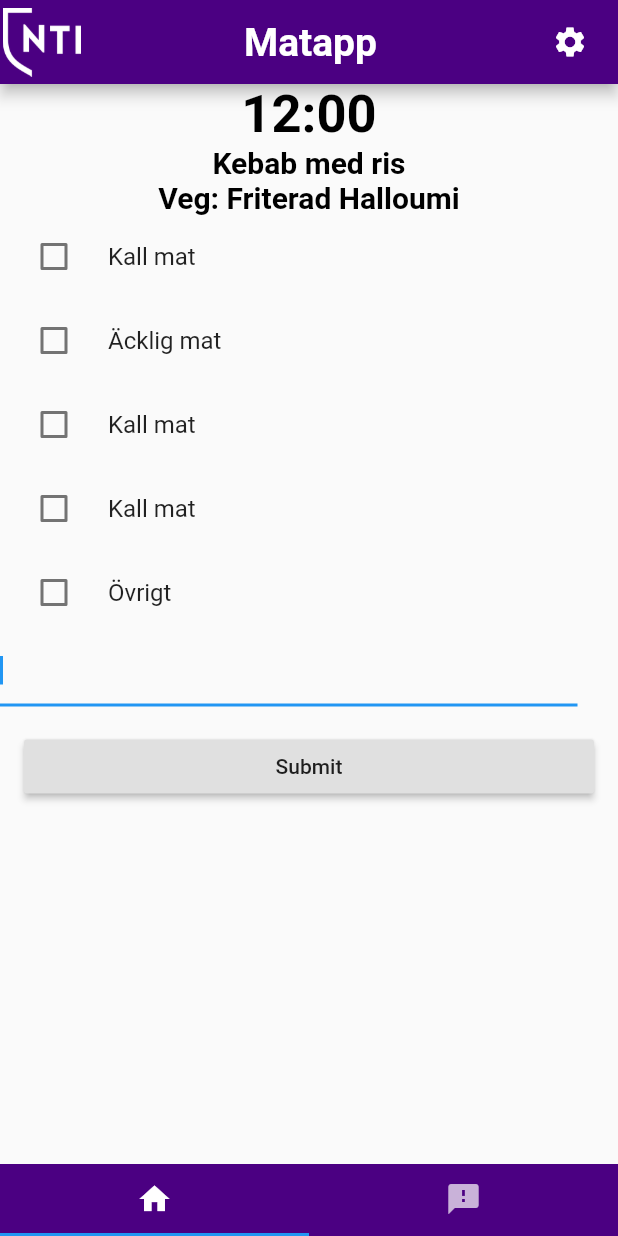
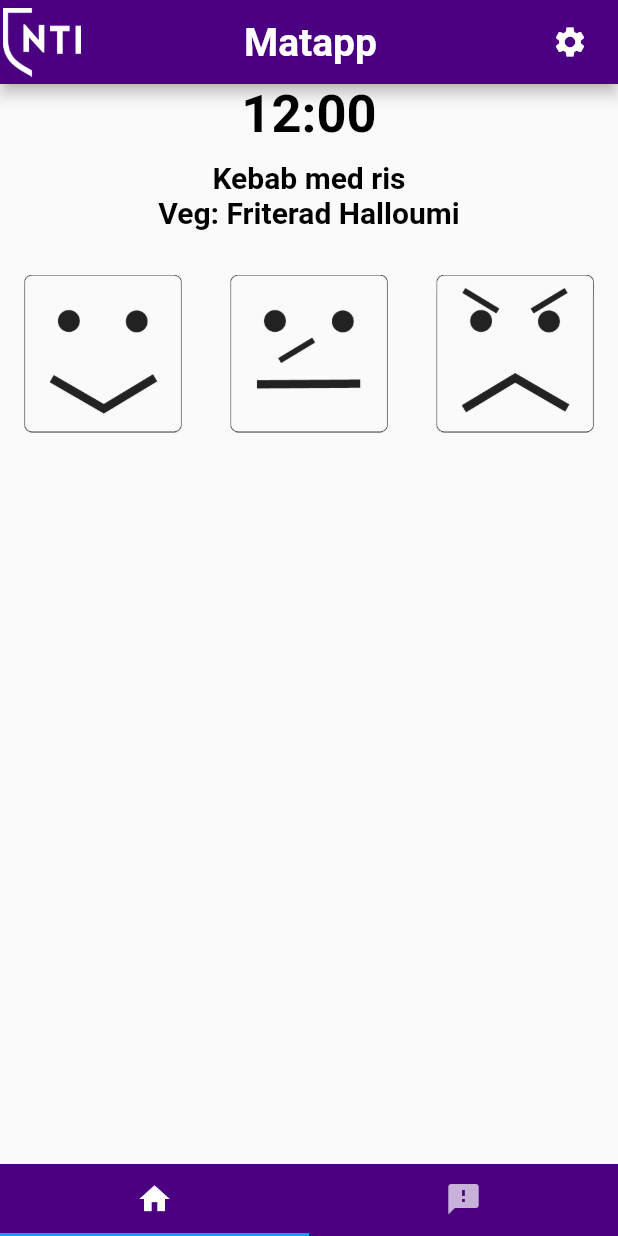
Before and after one commit to TE4-Umea/FoodRate, a Flutter app: the screen it shows after launch, on a phone screen of 412 x 824 dp. Run offline on Flutter 3.47's test engine with Material 2 defaults, Android fonts, the phone set to English and light mode, and no system bars; Roboto replaces fonts that are missing (Montserrat).

Commit message:
added responsive buttons and made form into a ExpansionTile

```diff
--- a/lib/feedback.dart
+++ b/lib/feedback.dart
@@ -1,4 +1,5 @@
 import 'package:flutter/material.dart';
+import 'package:matapp/main.dart';
 import 'style.dart';
 import 'models/feedbackContent.dart';
 import 'models/menuContent.dart';
@@ -12,9 +13,15 @@ class Page extends StatefulWidget {
 
 class PageState extends State<Page> {
   static final _formKey = GlobalKey<FormState>();
+  final feedbackKey = Key("feedback");
   final _feedbackContent = FeedbackContent();
   static final DateTime date = DateTime.now();
   static int day = date.weekday;
+  bool hasVoted = false;
+  int mood = 0;
+  int happyFlex = 2;
+  int neutralFlex = 2;
+  int sadFlex = 2;
 
   final food = MenuContent.matsedel[day];
   @override
@@ -29,6 +36,8 @@ class PageState extends State<Page> {
           ),
         ),
         Center(
+          child: Padding(
+            padding: const EdgeInsets.fromLTRB(5, 10, 5, 30),
             child: Column(
               children: <Widget>[
                 Text(
@@ -42,10 +51,100 @@ class PageState extends State<Page> {
               ],
             ),
           ),
+        ),
         Form(
           key: _formKey,
           child: Column(
             crossAxisAlignment: CrossAxisAlignment.start,
+            children: <Widget>[
+              Row(
+                mainAxisAlignment: MainAxisAlignment.spaceEvenly,
+                children: <Widget>[
+                  Expanded(
+                    flex: happyFlex,
+                    child: FlatButton(
+                      focusColor: NTIblue,
+                      onPressed: () {
+                        setState(() {
+                          if(mood != 1) {
+                            hasVoted = true;
+                            mood = 1;
+                            happyFlex = 3;
+                            neutralFlex = 2;
+                            sadFlex = 2;
+                          }else {
+                            hasVoted = false;
+                            mood = 0;
+
+                            happyFlex = 2;
+                            neutralFlex = 2;
+                            sadFlex = 2;
+                          }
+                        });
+                      },
+                      child: Image.asset("assets/images/Glad.png"),
+                    ),
+                  ),
+                  Expanded(
+                    flex: neutralFlex,
+                    child: FlatButton(
+                      focusColor: NTIblue,
+                      onPressed: () {
+                        setState(() {
+                          if(mood != 2) {
+                            hasVoted = true;
+                            mood = 2;
+
+                            happyFlex = 2;
+                            neutralFlex = 3;
+                            sadFlex = 2;
+                          }else {
+                            hasVoted = false;
+                            mood = 0;
+
+                            happyFlex = 2;
+                            neutralFlex = 2;
+                            sadFlex = 2;
+                          }
+                        });
+                      },
+                      child: Image.asset("assets/images/Neutral.png"),
+                    ),
+                  ),
+                  Expanded(
+                    flex: sadFlex,
+                    child: FlatButton(
+                      focusColor: NTIblue,
+                      onPressed: () {
+                        setState(() {
+                          if(mood != 3) {
+                            hasVoted = true;
+                            mood = 3;
+
+                            happyFlex = 2;
+                            neutralFlex = 2;
+                            sadFlex = 3;
+                          }else {
+                            hasVoted = false;
+                            mood = 0;
+
+                            happyFlex = 2;
+                            neutralFlex = 2;
+                            sadFlex = 2;
+                          }
+                        });
+                      },
+                      child: Image.asset("assets/images/Ledsen.png"),
+                    ),
+                  )
+                ],
+              ),
+              Visibility(
+                key: feedbackKey,
+                visible: hasVoted,
+                child: Card(
+                  child: ExpansionTile(
+                    title: Text("Mer Feedback"),
                     children: <Widget>[
                       CheckboxListTile(
                         controlAffinity: ListTileControlAffinity.leading,
@@ -87,8 +186,11 @@ class PageState extends State<Page> {
                           });
                         },
                       ),
-
-              CheckboxListTile(
+                      Row(
+                        children: <Widget>[
+                          Expanded(
+                            flex: 1,
+                            child: CheckboxListTile(
                               controlAffinity: ListTileControlAffinity.leading,
                               title: const Text("Övrigt"),
                               value: _feedbackContent.other,
@@ -98,10 +200,15 @@ class PageState extends State<Page> {
                                 });
                               },
                             ),
-              Padding(
-                padding: const EdgeInsets.fromLTRB(0, 0, 27, 0),
+                          ),
+                          Expanded(
+                            flex: 2,
+                            child: Visibility(
+                              visible: _feedbackContent.other,
                               child: TextFormField(
-                  autofocus: true,
+                                decoration: const InputDecoration(
+                                  hintText: "Skriv här"
+                                ),
                                 validator: (value) {
                                   if (value.isEmpty) {
                                     return 'Please enter some text';
@@ -109,6 +216,9 @@ class PageState extends State<Page> {
                                   return null;
                                 },
                               ),
+                            ),
+                          ),
+                        ],
                       ),
 
                   Column(
@@ -131,7 +241,11 @@ class PageState extends State<Page> {
                           ),
                         ),
                       ],
-            )
+                  ),
+                    ],
+                      ),
+                ),
+              ),
             ],
               ),
             ),
--- a/lib/layout.dart
+++ b/lib/layout.dart
@@ -11,6 +11,7 @@ class MyTabs extends StatefulWidget {
 
 class Layout extends State<MyTabs> with TickerProviderStateMixin{
   TabController controller;
+
 
   final List<Tab> myTabs = <Tab>[
     Tab(icon: Icon(Icons.home)),
--- a/pubspec.yaml
+++ b/pubspec.yaml
@@ -14,7 +14,7 @@ description: A new Flutter application.
 version: 1.0.0+1
 
 environment:
-  sdk: ">=2.1.0 <3.0.0"
+  sdk: ">=2.2.0 <3.0.0"
 
 dependencies:
   flutter:
```
Also changed, not shown: 1 other file. Lines whose indentation alone changed are shown as unchanged.
